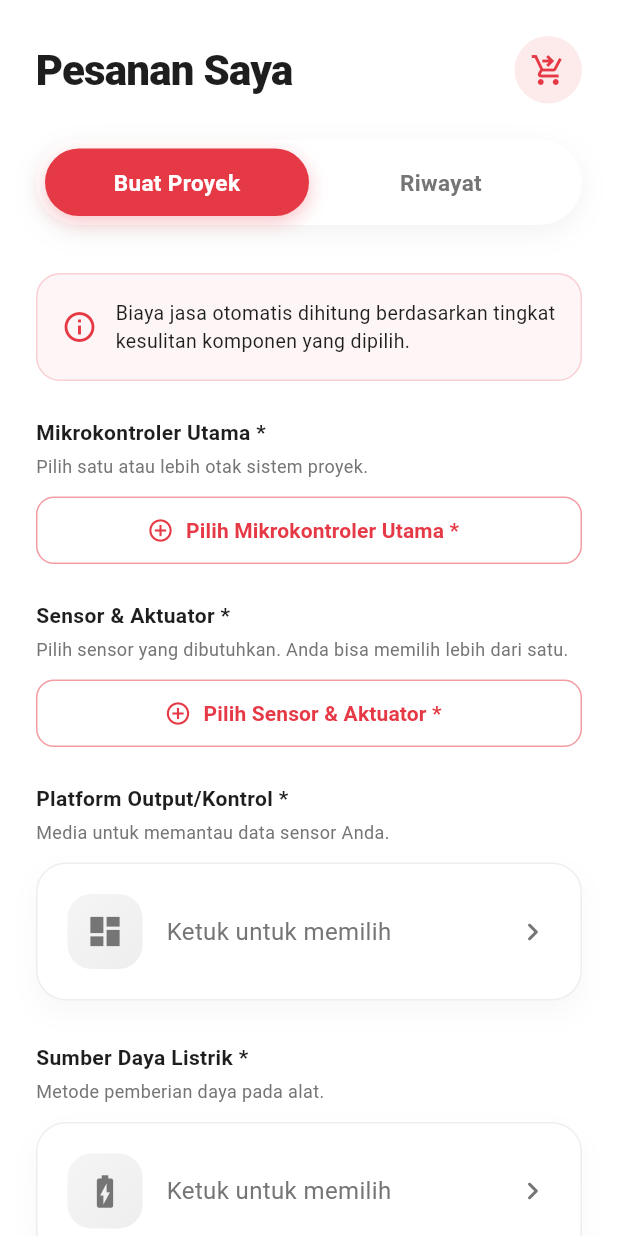
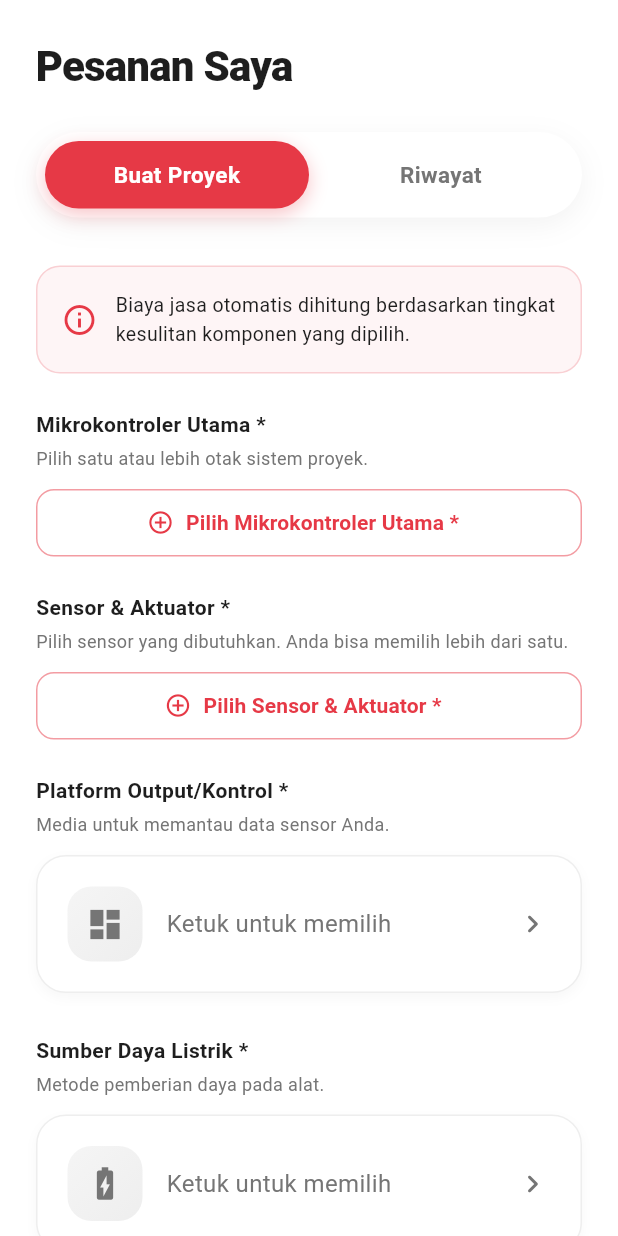
Before and after one commit to 4tmaa/HELIOT, a Flutter app: the PesananScreen screen opened directly, on a phone screen of 412 x 824 dp. Run offline on Flutter 3.47's test engine with Material 3 defaults, Android fonts, the phone set to English and light mode, and no system bars; our stand-ins replace country_picker, firebase_core, firebase_messaging, flutter_dotenv, flutter_map, geocoding and 5 more; accounts and stored records are empty; generated files the repository leaves out were written again; network calls fail.

Commit message:
style: reduce shadow intensity and use images for components in multi select

```diff
--- a/lib/screens/order/komponen_selection_card.dart
+++ b/lib/screens/order/komponen_selection_card.dart
@@ -123,7 +123,7 @@ class KomponenSelectionCard extends StatelessWidget {
             curve: Curves.easeOutQuint,
             padding: const EdgeInsets.all(20),
             decoration: BoxDecoration(
-              color: selectedValue != null ? AppColors.primaryColor.withValues(alpha: 0.03) : Colors.white,
+              color: Colors.white,
               borderRadius: BorderRadius.circular(20),
               border: Border.all(
                 color: selectedValue != null ? AppColors.primaryColor.withValues(alpha: 0.6) : Colors.grey.shade200,
@@ -132,8 +132,8 @@ class KomponenSelectionCard extends StatelessWidget {
               boxShadow: [
                 BoxShadow(
                   color: selectedValue != null ? AppColors.primaryColor.withValues(alpha: 0.1) : Colors.black.withValues(alpha: 0.03),
-                  blurRadius: 15,
-                  offset: const Offset(0, 8),
+                  blurRadius: 6,
+                  offset: const Offset(0, 3),
                 )
               ],
             ),
--- a/lib/screens/pesanan_screen.dart
+++ b/lib/screens/pesanan_screen.dart
@@ -34,16 +34,6 @@ class _PesananScreenState extends State<PesananScreen> {
                       letterSpacing: -0.5,
                     ),
                   ),
-                  const Spacer(),
-                  Container(
-                    width: 45,
-                    height: 45,
-                    decoration: BoxDecoration(
-                      color: AppColors.primaryColor.withValues(alpha: 0.1),
-                      shape: BoxShape.circle,
-                    ),
-                    child: const Icon(Icons.shopping_cart_checkout, color: AppColors.primaryColor),
-                  ),
                 ],
               ),
             ),
@@ -74,21 +64,29 @@ class _PesananScreenState extends State<PesananScreen> {
                           curve: Curves.easeOutQuint,
                           padding: const EdgeInsets.symmetric(vertical: 12),
                           decoration: BoxDecoration(
-                            color: _selectedIndex == 0 ? AppColors.primaryColor : Colors.transparent,
+                            color: _selectedIndex == 0
+                                ? AppColors.primaryColor
+                                : Colors.transparent,
                             borderRadius: BorderRadius.circular(26),
-                            boxShadow: _selectedIndex == 0 ? [
+                            boxShadow: _selectedIndex == 0
+                                ? [
                                     BoxShadow(
-                                color: AppColors.primaryColor.withValues(alpha: 0.3),
+                                      color: AppColors.primaryColor.withValues(
+                                        alpha: 0.3,
+                                      ),
                                       blurRadius: 10,
                                       offset: const Offset(0, 4),
-                              )
-                            ] : [],
+                                    ),
+                                  ]
+                                : [],
                           ),
                           child: Text(
                             'Buat Proyek',
                             textAlign: TextAlign.center,
                             style: TextStyle(
-                              color: _selectedIndex == 0 ? Colors.white : AppColors.secondaryTextColor,
+                              color: _selectedIndex == 0
+                                  ? Colors.white
+                                  : AppColors.secondaryTextColor,
                               fontWeight: FontWeight.bold,
                               fontSize: 15,
                             ),
@@ -105,21 +103,29 @@ class _PesananScreenState extends State<PesananScreen> {
                           curve: Curves.easeOutQuint,
                           padding: const EdgeInsets.symmetric(vertical: 12),
                           decoration: BoxDecoration(
-                            color: _selectedIndex == 1 ? AppColors.primaryColor : Colors.transparent,
+                            color: _selectedIndex == 1
+                                ? AppColors.primaryColor
+                                : Colors.transparent,
                             borderRadius: BorderRadius.circular(26),
-                            boxShadow: _selectedIndex == 1 ? [
+                            boxShadow: _selectedIndex == 1
+                                ? [
                                     BoxShadow(
-                                color: AppColors.primaryColor.withValues(alpha: 0.3),
+                                      color: AppColors.primaryColor.withValues(
+                                        alpha: 0.3,
+                                      ),
                                       blurRadius: 10,
                                       offset: const Offset(0, 4),
-                              )
-                            ] : [],
+                                    ),
+                                  ]
+                                : [],
                           ),
                           child: Text(
                             'Riwayat',
                             textAlign: TextAlign.center,
                             style: TextStyle(
-                              color: _selectedIndex == 1 ? Colors.white : AppColors.secondaryTextColor,
+                              color: _selectedIndex == 1
+                                  ? Colors.white
+                                  : AppColors.secondaryTextColor,
                               fontWeight: FontWeight.bold,
                               fontSize: 15,
                             ),
@@ -152,7 +158,8 @@ class _PesananScreenState extends State<PesananScreen> {
                 child: _selectedIndex == 0
                     ? BuatProyekTab(
                         key: const ValueKey('buat_proyek'),
-                        onProjectSubmitted: () => setState(() => _selectedIndex = 1)
+                        onProjectSubmitted: () =>
+                            setState(() => _selectedIndex = 1),
                       )
                     : const RiwayatPesananTab(key: ValueKey('riwayat')),
               ),
```
Also changed, not shown: lib/widgets/cart/multi_select_section.dart (+42 -21 lines). Lines whose indentation alone changed are shown as unchanged.
